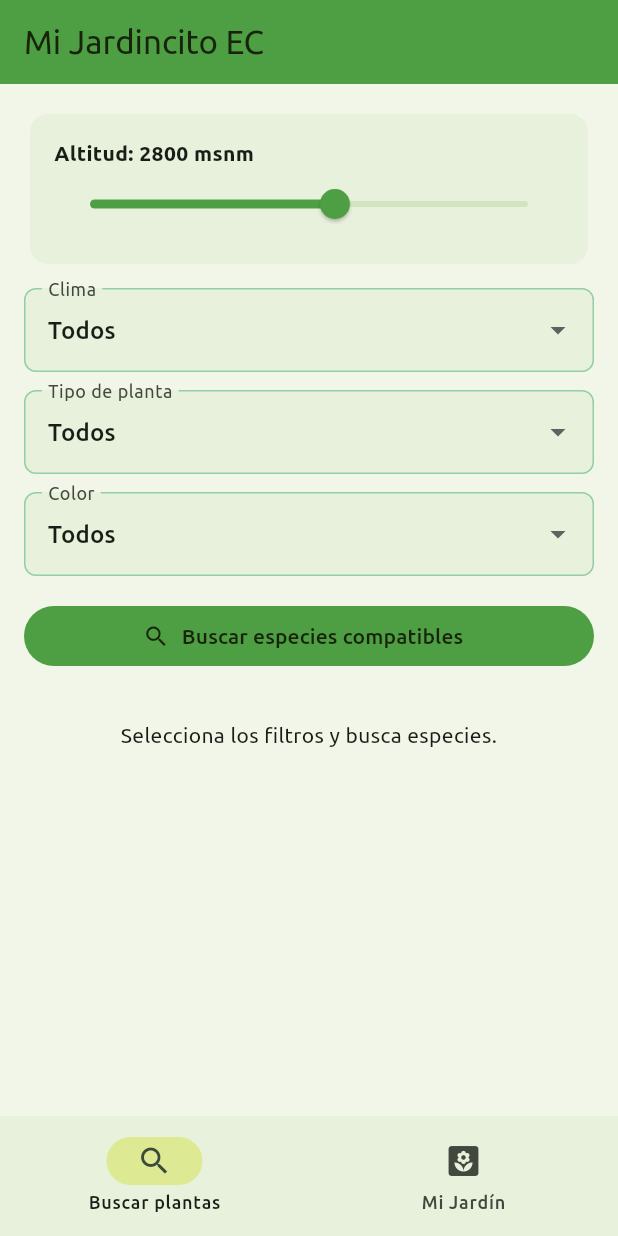
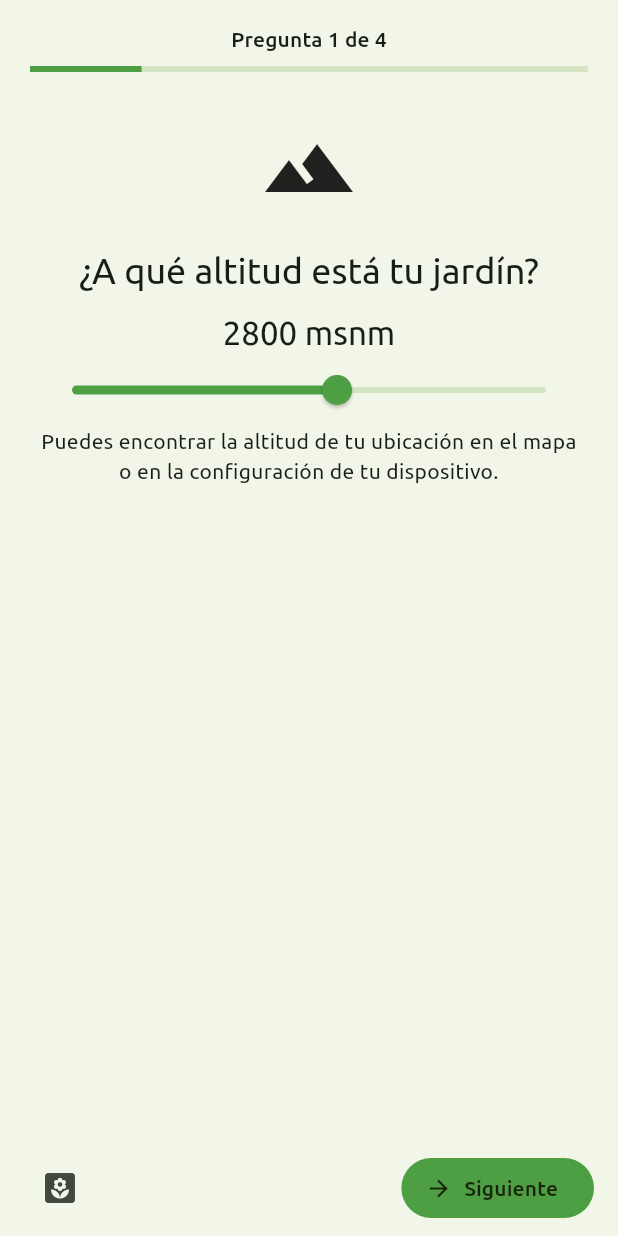
Before and after one commit to NicoleFuentesM/MiJardincito_EC, a Flutter app: the screen it shows after launch, on a phone screen of 412 x 824 dp. Run offline on Flutter 3.47's test engine with Material 3 defaults, Android fonts, the light colour scheme and no system bars; our stand-ins replace shared_preferences; missing offline and left inert: dart:ffi.

Commit message:
division de quiz en 5 pantallas

```diff
--- a/lib/main.dart
+++ b/lib/main.dart
@@ -1,12 +1,11 @@
 import 'package:flutter/material.dart';
 import 'package:provider/provider.dart';
 
-import 'models/planta.dart';
 import 'presentation/providers/coleccion_plantas_provider.dart';
 import 'presentation/providers/busqueda_plantas_provider.dart';
 import 'presentation/providers/jardin_virtual_provider.dart';
+import 'presentation/screens/quiz_screen.dart';
 import 'presentation/screens/mi_jardin_virtual_screen.dart';
-import 'presentation/widgets/tarjeta_planta.dart';
 
 void main() {
   runApp(const MiJardincitoApp());
@@ -30,9 +29,8 @@ class MiJardincitoApp extends StatelessWidget {
         theme: ThemeData(
           useMaterial3: true,
           fontFamily: 'Ubuntu',
-          colorScheme: ColorScheme.fromSeed(
-            seedColor: const Color(0xFF4E9F43),
-          ).copyWith(
+          colorScheme: ColorScheme.fromSeed(seedColor: const Color(0xFF4E9F43))
+              .copyWith(
                 primary: const Color(0xFF4E9F43),
                 onPrimary: const Color(0xFF17240B),
                 secondary: const Color(0xFF94CEA7),
@@ -94,29 +92,67 @@ class NavegacionPrincipal extends StatefulWidget {
 
 class _NavegacionPrincipalState extends State<NavegacionPrincipal> {
   int _indiceSeleccionado = 0;
+  ColeccionPlantasProvider? _coleccionEscuchada;
+  bool _inicioResuelto = false;
+
+  @override
+  void didChangeDependencies() {
+    super.didChangeDependencies();
+    final coleccion = context.read<ColeccionPlantasProvider>();
+    if (!identical(_coleccionEscuchada, coleccion)) {
+      _coleccionEscuchada?.removeListener(_resolverInicio);
+      _coleccionEscuchada = coleccion..addListener(_resolverInicio);
+    }
+    _resolverInicio();
+  }
+
+  @override
+  void dispose() {
+    _coleccionEscuchada?.removeListener(_resolverInicio);
+    super.dispose();
+  }
+
+  void _resolverInicio() {
+    final coleccion = _coleccionEscuchada;
+    if (_inicioResuelto || coleccion == null || coleccion.cargando) return;
+
+    void resolver() {
+      _inicioResuelto = true;
+      _indiceSeleccionado = coleccion.nombresAdoptados.isEmpty ? 0 : 1;
+    }
+
+    if (mounted) {
+      setState(resolver);
+    } else {
+      resolver();
+    }
+  }
 
   @override
   Widget build(BuildContext context) {
+    final esCuestionario = _indiceSeleccionado == 0;
+
+    if (!_inicioResuelto) {
+      return const Scaffold(body: Center(child: CircularProgressIndicator()));
+    }
+
     return Scaffold(
-      appBar: AppBar(
-        title: Text(
-          _indiceSeleccionado == 0
-              ? 'Mi Jardincito EC'
-              : 'Mi Jardín Virtual',
-        ),
-      ),
       body: _indiceSeleccionado == 0
-          ? const CatalogoScreen()
+          ? QuizScreen(
+              onGardenTap: () => setState(() => _indiceSeleccionado = 1),
+            )
           : const MiJardinVirtualScreen(),
-      bottomNavigationBar: NavigationBar(
+      bottomNavigationBar: esCuestionario
+          ? null
+          : NavigationBar(
               selectedIndex: _indiceSeleccionado,
               onDestinationSelected: (indice) {
                 setState(() => _indiceSeleccionado = indice);
               },
               destinations: const [
                 NavigationDestination(
-            icon: Icon(Icons.search),
-            label: 'Buscar plantas',
+                  icon: Icon(Icons.quiz_outlined),
+                  label: 'Buscar',
                 ),
                 NavigationDestination(
                   icon: Icon(Icons.yard),
@@ -127,150 +163,3 @@ class _NavegacionPrincipalState extends State<NavegacionPrincipal> {
     );
   }
 }
-
-class CatalogoScreen extends StatelessWidget {
-  const CatalogoScreen({super.key});
-
-  @override
-  Widget build(BuildContext context) {
-    final busqueda = context.watch<BusquedaPlantasProvider>();
-    final coleccion = context.watch<ColeccionPlantasProvider>();
-
-    return SafeArea(
-        child: SingleChildScrollView(
-          padding: const EdgeInsets.all(16),
-          child: Column(
-            crossAxisAlignment: CrossAxisAlignment.stretch,
-            children: [
-              _construirControlAltitud(busqueda),
-              const SizedBox(height: 12),
-              _construirSelector(
-                titulo: 'Clima',
-                valor: busqueda.clima,
-                opciones: BusquedaPlantasProvider.climas.keys.toList(),
-                alCambiar: busqueda.cambiarClima,
-              ),
-              const SizedBox(height: 12),
-              _construirSelector(
-                titulo: 'Tipo de planta',
-                valor: busqueda.tipoPlanta,
-                opciones: BusquedaPlantasProvider.tipos.keys.toList(),
-                alCambiar: busqueda.cambiarTipoPlanta,
-              ),
-              const SizedBox(height: 12),
-              _construirSelector(
-                titulo: 'Color',
-                valor: busqueda.color,
-                opciones: BusquedaPlantasProvider.colores,
-                alCambiar: busqueda.cambiarColor,
-              ),
-              const SizedBox(height: 16),
-              FilledButton.icon(
-                onPressed: busqueda.cargando ? null : busqueda.buscarPlantas,
-                icon: const Icon(Icons.search),
-                label: const Text('Buscar especies compatibles'),
-              ),
-              if (coleccion.error case final error?) ...[
-                const SizedBox(height: 8),
-                Text(
-                  error,
-                  style: TextStyle(color: Theme.of(context).colorScheme.error),
-                ),
-              ],
-              const SizedBox(height: 12),
-              if (busqueda.cargando)
-                const Center(
-                  child: Padding(
-                    padding: EdgeInsets.all(20),
-                    child: CircularProgressIndicator(),
-                  ),
-                )
-              else if (busqueda.error case final error?)
-                Text(
-                  error,
-                  style: TextStyle(color: Theme.of(context).colorScheme.error),
-                )
-              else if (busqueda.plantas.isEmpty)
-                  Padding(
-                    padding: const EdgeInsets.symmetric(vertical: 20),
-                  child: Center(
-                    child: Text(
-                        busqueda.consultaRealizada
-                            ? 'No se encontraron especies compatibles. '
-                                  'Prueba cambiar los filtros o la altitud.'
-                            : 'Selecciona los filtros y busca especies.',
-                      textAlign: TextAlign.center,
-                    ),
-                  ),
-                )
-              else ...[
-                Text(
-                  '${busqueda.plantas.length} especies compatibles',
-                  style: Theme.of(context).textTheme.titleSmall,
-                ),
-                _construirListaPlantas(busqueda.plantas),
-              ],
-            ],
-          ),
-        ),
-    );
-  }
-
-  Widget _construirControlAltitud(BusquedaPlantasProvider busqueda) {
-    return Card(
-      child: Padding(
-        padding: const EdgeInsets.all(16),
-        child: Column(
-          crossAxisAlignment: CrossAxisAlignment.start,
-          children: [
-            Text(
-              'Altitud: ${busqueda.altitud} msnm',
-              style: const TextStyle(fontWeight: FontWeight.w600),
-            ),
-            Slider(
-              min: 0,
-              max: 5000,
-              divisions: 100,
-              label: '${busqueda.altitud} msnm',
-              value: busqueda.altitud.toDouble(),
-              onChanged: busqueda.cambiarAltitud,
-            ),
-          ],
-        ),
-      ),
-    );
-  }
-
-  Widget _construirSelector({
-    required String titulo,
-    required String valor,
-    required List<String> opciones,
-    required ValueChanged<String> alCambiar,
-  }) {
-    return DropdownButtonFormField<String>(
-      initialValue: valor,
-      decoration: InputDecoration(
-        labelText: titulo,
-        border: const OutlineInputBorder(),
-      ),
-      items: opciones
-          .map((opcion) => DropdownMenuItem(value: opcion, child: Text(opcion)))
-          .toList(),
-      onChanged: (nuevoValor) {
-        if (nuevoValor != null) alCambiar(nuevoValor);
-      },
-    );
-  }
-
-  Widget _construirListaPlantas(List<Planta> plantas) {
-    return ListView.builder(
-      shrinkWrap: true,
-      physics: const NeverScrollableScrollPhysics(),
-      itemCount: plantas.length,
-      itemBuilder: (context, index) {
-        final planta = plantas[index];
-        return TarjetaPlanta(planta: planta);
-      },
-    );
-  }
-}
--- /dev/null
+++ b/lib/presentation/screens/quiz_pregunta_altitud_screen.dart
@@ -0,0 +1,48 @@
+import 'package:flutter/material.dart';
+import 'package:provider/provider.dart';
+
+import '../providers/busqueda_plantas_provider.dart';
+
+class QuizPreguntaAltitudScreen extends StatelessWidget {
+  const QuizPreguntaAltitudScreen({super.key});
+
+  @override
+  Widget build(BuildContext context) {
+    final busqueda = context.watch<BusquedaPlantasProvider>();
+
+    return SingleChildScrollView(
+      padding: const EdgeInsets.all(24),
+      child: Column(
+        crossAxisAlignment: CrossAxisAlignment.stretch,
+        children: [
+          const Icon(Icons.terrain, size: 64),
+          const SizedBox(height: 20),
+          Text(
+            '¿A qué altitud está tu jardín?',
+            style: Theme.of(context).textTheme.headlineSmall,
+            textAlign: TextAlign.center,
+          ),
+          const SizedBox(height: 12),
+          Text(
+            '${busqueda.altitud} msnm',
+            style: Theme.of(context).textTheme.titleLarge,
+            textAlign: TextAlign.center,
+          ),
+          Slider(
+            min: 0,
+            max: 5000,
+            divisions: 100,
+            label: '${busqueda.altitud} msnm',
+            value: busqueda.altitud.toDouble(),
+            onChanged: busqueda.cambiarAltitud,
+          ),
+          const Text(
+            'Puedes encontrar la altitud de tu ubicación en el mapa o en la '
+            'configuración de tu dispositivo.',
+            textAlign: TextAlign.center,
+          ),
+        ],
+      ),
+    );
+  }
+}
--- a/lib/presentation/screens/quiz_screen.dart
+++ b/lib/presentation/screens/quiz_screen.dart
@@ -1,43 +1,59 @@
+import 'dart:async';
+
 import 'package:flutter/material.dart';
-import '../../models/planta_model.dart';
+import 'package:provider/provider.dart';
+
+import '../providers/busqueda_plantas_provider.dart';
+import 'quiz_pregunta_altitud_screen.dart';
+import 'quiz_pregunta_clima_screen.dart';
+import 'quiz_pregunta_color_screen.dart';
+import 'quiz_pregunta_tipo_screen.dart';
+import 'quiz_resultado_screen.dart';
 
 class QuizScreen extends StatefulWidget {
-  const QuizScreen({super.key});
+  const QuizScreen({required this.onGardenTap, super.key});
+
+  final VoidCallback onGardenTap;
 
   @override
   State<QuizScreen> createState() => _QuizScreenState();
 }
 
 class _QuizScreenState extends State<QuizScreen> {
-  double _altitudSeleccionada = 2800; // Valor inicial por defecto (Quito)
-  String _climaSeleccionado = 'Templado';
+  static const int _cantidadPreguntas = 4;
+  final PageController _controladorPaginas = PageController();
+  int _paginaActual = 0;
 
-  final List<String> _opcionesClima = [
-    'Paramo',
-    'Templado',
-    'Seco Tropical',
-    'Bosque Nublado',
-    'Humedo Tropical',
-  ];
+  bool get _esResultado => _paginaActual == _cantidadPreguntas;
 
-  // Lista temporal para mostrar las plantas filtradas
-  final List<PlantaModel> _plantasCompatibles = [];
+  void _avanzar() {
+    if (_esResultado) {
+      setState(() => _paginaActual = 0);
+      _controladorPaginas.jumpToPage(0);
+      return;
+    }
 
-  void _consultarCompatibilidad() {
-    // Nota: En el Día 3 aquí llamaremos a la función nativa C++ mediante FFI.
-    // Por ahora, validamos la regla localmente en Dart para probar la UI:
-    // Tolerancia: |altitudIdeal - altitud| <= 500 y mismo clima.
-    setState(() {
-      // Feedback visual temporal
-      ScaffoldMessenger.of(context).showSnackBar(
-        SnackBar(
-          content: Text(
-            'Consultando para ${_altitudSeleccionada.toInt()} msnm y clima $_climaSeleccionado...',
-          ),
-          duration: const Duration(seconds: 1),
-        ),
+    if (_paginaActual == _cantidadPreguntas - 1) {
+      setState(() => _paginaActual++);
+      _controladorPaginas.nextPage(
+        duration: const Duration(milliseconds: 250),
+        curve: Curves.easeInOut,
       );
-    });
+      unawaited(context.read<BusquedaPlantasProvider>().buscarPlantas());
+      return;
+    }
+
+    setState(() => _paginaActual++);
+    _controladorPaginas.nextPage(
+      duration: const Duration(milliseconds: 250),
+      curve: Curves.easeInOut,
+    );
+  }
+
+  @override
+  void dispose() {
+    _controladorPaginas.dispose();
+    super.dispose();
   }
 
   @override
@@ -45,99 +61,66 @@ class _QuizScreenState extends State<QuizScreen> {
     final colores = Theme.of(context).colorScheme;
 
     return Scaffold(
-      appBar: AppBar(
-        title: const Text('Mi Jardincito EC - Selector'),
-      ),
-      body: Padding(
-        padding: const EdgeInsets.all(16.0),
+      body: SafeArea(
         child: Column(
-          crossAxisAlignment: CrossAxisAlignment.stretch,
           children: [
-            Text(
-              'Altitud: ${_altitudSeleccionada.toInt()} msnm',
-              style: const TextStyle(fontSize: 16, fontWeight: FontWeight.bold),
+            Padding(
+              padding: const EdgeInsets.fromLTRB(20, 16, 20, 8),
+              child: Column(
+                crossAxisAlignment: CrossAxisAlignment.stretch,
+                children: [
+                  Text(
+                    _esResultado
+                        ? 'Tu jardín ideal'
+                        : 'Pregunta ${_paginaActual + 1} de $_cantidadPreguntas',
+                    style: Theme.of(context).textTheme.titleSmall,
+                    textAlign: TextAlign.center,
+                  ),
+                  const SizedBox(height: 8),
+                  LinearProgressIndicator(
+                    value: (_paginaActual + 1) / (_cantidadPreguntas + 1),
+                    color: colores.primary,
+                    backgroundColor: colores.surfaceContainerHighest,
+                  ),
+                ],
+              ),
             ),
-            Slider(
-              value: _altitudSeleccionada,
-              min: 0,
-              max: 4500,
-              divisions: 90,
-              label: '${_altitudSeleccionada.toInt()} m',
-              activeColor: colores.primary,
-              onChanged: (value) {
-                setState(() {
-                  _altitudSeleccionada = value;
-                });
-              },
-            ),
-            const SizedBox(height: 12),
-            const Text(
-              'Tipo de Clima:',
-              style: TextStyle(fontSize: 16, fontWeight: FontWeight.bold),
-            ),
-            DropdownButton<String>(
-              value: _climaSeleccionado,
-              isExpanded: true,
-              items: _opcionesClima.map((String clima) {
-                return DropdownMenuItem<String>(
-                  value: clima,
-                  child: Text(clima),
-                );
-              }).toList(),
-              onChanged: (nuevoClima) {
-                if (nuevoClima != null) {
-                  setState(() {
-                    _climaSeleccionado = nuevoClima;
-                  });
-                }
-              },
-            ),
-            const SizedBox(height: 16),
-            ElevatedButton.icon(
-              style: ElevatedButton.styleFrom(
-                backgroundColor: colores.primary,
-                foregroundColor: colores.onPrimary,
-                padding: const EdgeInsets.symmetric(vertical: 12),
+            Expanded(
+              child: PageView(
+                controller: _controladorPaginas,
+                physics: const NeverScrollableScrollPhysics(),
+                children: const [
+                  QuizPreguntaAltitudScreen(),
+                  QuizPreguntaClimaScreen(),
+                  QuizPreguntaTipoScreen(),
+                  QuizPreguntaColorScreen(),
+                  QuizResultadoScreen(),
+                ],
               ),
-              onPressed: _consultarCompatibilidad,
-              icon: const Icon(Icons.search),
-              label: const Text('Buscar Plantas Compatibles'),
-            ),
-            const Divider(height: 32),
-            Expanded(
-              child: _plantasCompatibles.isEmpty
-                    ? Center(
-                      child: Text(
-                        'Ajusta tu altitud y clima para ver qué especies sobreviven en tu jardín.',
-                        textAlign: TextAlign.center,
-                        style: TextStyle(color: colores.onSurfaceVariant),
-                      ),
-                    )
-                  : ListView.builder(
-                      itemCount: _plantasCompatibles.length,
-                      itemBuilder: (context, index) {
-                        final planta = _plantasCompatibles[index];
-                        return Card(
-                          margin: const EdgeInsets.symmetric(vertical: 6),
-                          child: ListTile(
-                            leading: const CircleAvatar(
-                              backgroundColor: Color(0xFF94CEA7),
-                              child: Icon(
-                                Icons.eco,
-                                color: Color(0xFF1D2B20),
-                              ),
-                            ),
-                            title: Text(planta.nombreComun),
-                            subtitle: Text(
-                              '${planta.nombreCientifico}\nRegión: ${planta.region} | Altitud: ${planta.altitudIdeal} msnm',
-                            ),
-                            isThreeLine: true,
-                          ),
-                        );
-                      },
-                    ),
             ),
           ],
+        ),
+      ),
+      bottomNavigationBar: SafeArea(
+        top: false,
+        child: Padding(
+          padding: const EdgeInsets.symmetric(horizontal: 16, vertical: 8),
+          child: Row(
+            mainAxisAlignment: MainAxisAlignment.spaceBetween,
+            children: [
+              IconButton(
+                tooltip: 'Mi jardín',
+                onPressed: widget.onGardenTap,
+                icon: const Icon(Icons.yard),
+              ),
+              FilledButton.icon(
+                key: const ValueKey('quiz-next'),
+                onPressed: _avanzar,
+                icon: Icon(_esResultado ? Icons.replay : Icons.arrow_forward),
+                label: Text(_esResultado ? 'Empezar de nuevo' : 'Siguiente'),
+              ),
+            ],
+          ),
         ),
       ),
     );
```
Also changed, not shown: lib/presentation/screens/quiz_pregunta_clima_screen.dart (added, +46 -0 lines), lib/presentation/screens/quiz_pregunta_color_screen.dart (added, +42 -0 lines), lib/presentation/screens/quiz_pregunta_tipo_screen.dart (added, +42 -0 lines), lib/presentation/screens/quiz_resultado_screen.dart (added, +81 -0 lines), 2 other files. Lines whose indentation alone changed are shown as unchanged.
